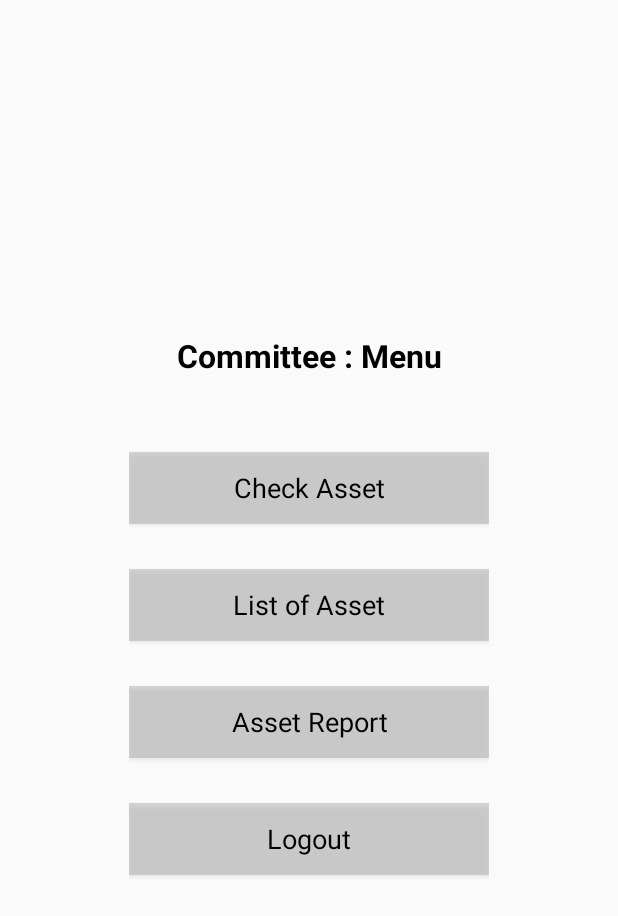
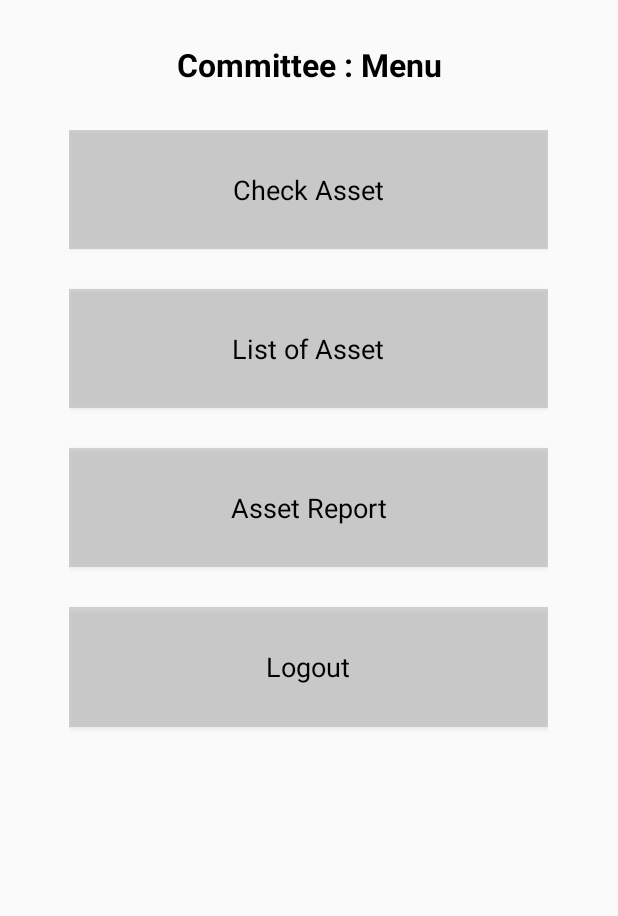
Before and after one commit to AdministrativeCourtProgram/ADMAsset, an Android app: the MenuActivity screen opened directly, with no data from a screen before it, on a phone screen of 412 x 824 dp. Shown: the top 916 px of the screen. Run offline under Robolectric (Android 15) with nearby library versions, the light colour scheme and no system bars.

```diff
--- a/app/src/main/res/layout/activity_menu.xml
+++ b/app/src/main/res/layout/activity_menu.xml
@@ -1,26 +1,38 @@
 <?xml version="1.0" encoding="UTF-8"?>
-<RelativeLayout tools:context=".MenuActivity"
+<LinearLayout tools:context=".MenuActivity"
     android:layout_height="match_parent"
     android:layout_width="match_parent"
     xmlns:tools="http://schemas.android.com/tools"
-    xmlns:android="http://schemas.android.com/apk/res/android">
-
-    <LinearLayout
-        android:layout_height="wrap_content"
-        android:layout_width="300dp"
-        android:padding="30dp"
-        android:orientation="vertical"
-        android:layout_centerInParent="true">
+    xmlns:android="http://schemas.android.com/apk/res/android"
+    android:orientation="vertical">
 
     <TextView
+        android:layout_width="match_parent"
         android:layout_height="wrap_content"
-            android:layout_width="match_parent"
+        android:layout_weight="1"
         android:fontFamily="AppleSDGothicNeo-UltraLight"
         android:textSize="21sp"
         android:textColor="#000"
         android:textStyle="bold"
         android:gravity="center"
         android:text="@string/menu_title"/>
+
+    <LinearLayout
+        android:layout_width="match_parent"
+        android:layout_height="wrap_content"
+        android:layout_weight="8"
+        android:orientation="horizontal">
+
+        <TextView
+            android:layout_width="wrap_content"
+            android:layout_height="match_parent"
+            android:layout_weight="1.5"/>
+
+        <LinearLayout
+            android:layout_width="wrap_content"
+            android:layout_height="match_parent"
+            android:layout_weight="7"
+            android:orientation="vertical">
 
             <Button
                 android:layout_height="wrap_content"
@@ -31,10 +43,14 @@
                 android:text="@string/menu_btn1"
                 android:textAllCaps="false"
                 android:background="#669B9B9B"
-            android:layout_marginBottom="30dp"
-            android:layout_marginTop="50dp"
                 android:onClick="onClick"
-            android:id="@+id/checkAssetBtn"/>
+                android:id="@+id/checkAssetBtn"
+                android:layout_weight="0.4"/>
+
+            <TextView
+                android:layout_width="match_parent"
+                android:layout_height="wrap_content"
+                android:layout_weight="0.1"/>
 
             <Button
                 android:layout_height="wrap_content"
@@ -45,9 +61,14 @@
                 android:text="@string/menu_btn2"
                 android:textAllCaps="false"
                 android:background="#669B9B9B"
-            android:layout_marginBottom="30dp"
                 android:onClick="onClick"
-            android:id="@+id/listViewBtn"/>
+                android:id="@+id/listViewBtn"
+                android:layout_weight="0.4"/>
+
+            <TextView
+                android:layout_width="match_parent"
+                android:layout_height="wrap_content"
+                android:layout_weight="0.1"/>
 
             <Button
                 android:layout_height="wrap_content"
@@ -59,8 +80,13 @@
                 android:textAllCaps="false"
                 android:background="#669B9B9B"
                 android:onClick="onClick"
-            android:layout_marginBottom="30dp"
-            android:id="@+id/assetReportBtn"/>
+                android:id="@+id/assetReportBtn"
+                android:layout_weight="0.4"/>
+
+            <TextView
+                android:layout_width="match_parent"
+                android:layout_height="wrap_content"
+                android:layout_weight="0.1"/>
 
             <Button
                 android:layout_height="wrap_content"
@@ -71,10 +97,20 @@
                 android:text="@string/logout"
                 android:textAllCaps="false"
                 android:background="#669B9B9B"
-            android:layout_marginBottom="18dp"
                 android:onClick="onClick"
-            android:id="@+id/logOutBtn"/>
+                android:id="@+id/logOutBtn"
+                android:layout_weight="0.4"/>
+
+            <TextView
+                android:layout_width="match_parent"
+                android:layout_height="wrap_content"
+                android:layout_weight="4"/>
 
         </LinearLayout>
 
-</RelativeLayout>
+        <TextView
+            android:layout_width="wrap_content"
+            android:layout_height="match_parent"
+            android:layout_weight="1.5"/>
+    </LinearLayout>
+</LinearLayout>
```
Also changed, not shown: app/src/main/java/com/court/admasset/admasset/Model/GetReportInfoResult.java (+0 -9 lines), app/src/main/java/com/court/admasset/admasset/Model/MaindataRoomResult.java (added, +13 -0 lines), app/src/main/java/com/court/admasset/admasset/Model/MaindataWorkgroupResult.java (added, +13 -0 lines), app/src/main/java/com/court/admasset/admasset/Network/NetworkService.java (+10 -13 lines), app/src/main/java/com/court/admasset/admasset/WaitingAssetActivity.java (+68 -29 lines), app/src/main/res/layout/activity_recyclerview.xml (+53 -13 lines). Lines whose indentation alone changed are shown as unchanged.
